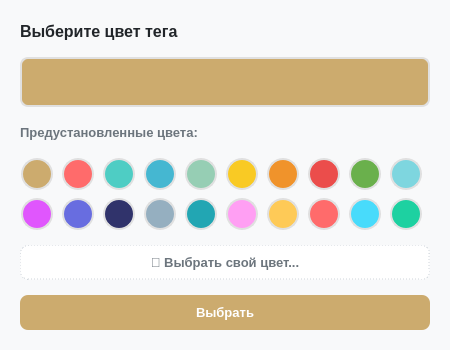
Above: client/ui/system/tags/color_picker_dialog.ui from lerakaplich/Documents before the change. Below: the same form after it.
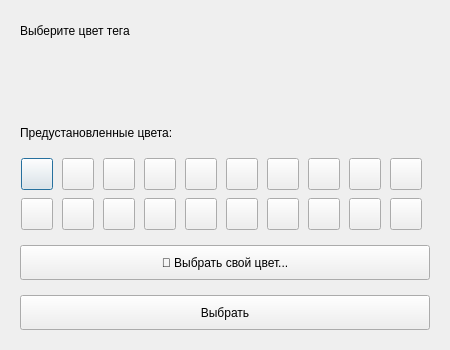
That is the form after the change.

Patch:
```diff
--- a/client/ui/system/tags/color_picker_dialog.ui
+++ b/client/ui/system/tags/color_picker_dialog.ui
@@ -27,9 +27,9 @@
   </property>
   <property name="styleSheet">
    <string notr="true">
-    QDialog {
-        background-color: #F8F9FA;
-    }
+QDialog {
+    background-color: {BG_SURFACE_HEADER};
+}
    </string>
   </property>
   <layout class="QVBoxLayout" name="mainLayout">
@@ -51,7 +51,7 @@
    <item>
     <widget class="QLabel" name="titleLabel">
      <property name="styleSheet">
-      <string notr="true">font-size: 16px; font-weight: bold; color: #212529;</string>
+      <string notr="true">font-size: 16px; font-weight: bold; color: {TEXT_DARK_STRONG};</string>
      </property>
      <property name="text">
       <string>Выберите цвет тега</string>
@@ -75,9 +75,9 @@
      <property name="styleSheet">
       <string notr="true">
         QFrame {
-            background-color: #CCAB6E;
+            background-color: {ACCENT_PRIMARY};
             border-radius: 8px;
-            border: 2px solid #E0E0E0;
+            border: 2px solid {BORDER_LIGHT};
         }
       </string>
      </property>
@@ -86,7 +86,7 @@
    <item>
     <widget class="QLabel" name="presetsLabel">
      <property name="styleSheet">
-      <string notr="true">font-size: 13px; font-weight: 600; color: #6C757D;</string>
+      <string notr="true">font-size: 13px; font-weight: 600; color: {TEXT_MUTED_ALT};</string>
      </property>
      <property name="text">
       <string>Предустановленные цвета:</string>
@@ -133,7 +133,7 @@
             QPushButton {
                 background-color: #ccab6e;
                 border-radius: 16px;
-                border: 2px solid #E0E0E0;
+                border: 2px solid {BORDER_LIGHT};
             }
             QPushButton:hover {
                 border: 3px solid #7A6A50;
@@ -167,7 +167,7 @@
             QPushButton {
                 background-color: #ff6b6b;
                 border-radius: 16px;
-                border: 2px solid #E0E0E0;
+                border: 2px solid {BORDER_LIGHT};
             }
             QPushButton:hover {
                 border: 3px solid #CC0000;
@@ -201,7 +201,7 @@
             QPushButton {
                 background-color: #4ecdc4;
                 border-radius: 16px;
-                border: 2px solid #E0E0E0;
+                border: 2px solid {BORDER_LIGHT};
             }
             QPushButton:hover {
                 border: 3px solid #2A9D8F;
@@ -235,7 +235,7 @@
             QPushButton {
                 background-color: #45b7d1;
                 border-radius: 16px;
-                border: 2px solid #E0E0E0;
+                border: 2px solid {BORDER_LIGHT};
             }
             QPushButton:hover {
                 border: 3px solid #2E86AB;
@@ -269,7 +269,7 @@
             QPushButton {
                 background-color: #96ceb4;
                 border-radius: 16px;
-                border: 2px solid #E0E0E0;
+                border: 2px solid {BORDER_LIGHT};
             }
             QPushButton:hover {
                 border: 3px solid #5A9E7C;
@@ -303,7 +303,7 @@
             QPushButton {
                 background-color: #f9ca24;
                 border-radius: 16px;
-                border: 2px solid #E0E0E0;
+                border: 2px solid {BORDER_LIGHT};
             }
             QPushButton:hover {
                 border: 3px solid #D4A90E;
@@ -337,7 +337,7 @@
             QPushButton {
                 background-color: #f0932b;
                 border-radius: 16px;
-                border: 2px solid #E0E0E0;
+                border: 2px solid {BORDER_LIGHT};
             }
             QPushButton:hover {
                 border: 3px solid #C77A1E;
@@ -371,7 +371,7 @@
             QPushButton {
                 background-color: #eb4d4b;
                 border-radius: 16px;
-                border: 2px solid #E0E0E0;
+                border: 2px solid {BORDER_LIGHT};
             }
             QPushButton:hover {
                 border: 3px solid #C0392B;
@@ -405,7 +405,7 @@
             QPushButton {
                 background-color: #6ab04c;
                 border-radius: 16px;
-                border: 2px solid #E0E0E0;
+                border: 2px solid {BORDER_LIGHT};
             }
             QPushButton:hover {
                 border: 3px solid #4A8C32;
@@ -439,7 +439,7 @@
             QPushButton {
                 background-color: #7ed6df;
                 border-radius: 16px;
-                border: 2px solid #E0E0E0;
+                border: 2px solid {BORDER_LIGHT};
             }
             QPushButton:hover {
                 border: 3px solid #5CADB8;
@@ -473,7 +473,7 @@
             QPushButton {
                 background-color: #e056fd;
                 border-radius: 16px;
-                border: 2px solid #E0E0E0;
+                border: 2px solid {BORDER_LIGHT};
             }
             QPushButton:hover {
                 border: 3px solid #B83FD0;
@@ -507,7 +507,7 @@
             QPushButton {
                 background-color: #686de0;
                 border-radius: 16px;
-                border: 2px solid #E0E0E0;
+                border: 2px solid {BORDER_LIGHT};
             }
             QPushButton:hover {
                 border: 3px solid #4A4FBF;
@@ -541,7 +541,7 @@
             QPushButton {
                 background-color: #30336b;
                 border-radius: 16px;
-                border: 2px solid #E0E0E0;
+                border: 2px solid {BORDER_LIGHT};
             }
             QPushButton:hover {
                 border: 3px solid #1B1C4A;
@@ -575,7 +575,7 @@
             QPushButton {
                 background-color: #95afc0;
                 border-radius: 16px;
-                border: 2px solid #E0E0E0;
+                border: 2px solid {BORDER_LIGHT};
             }
             QPushButton:hover {
                 border: 3px solid #6C8A9E;
@@ -609,7 +609,7 @@
             QPushButton {
                 background-color: #22a6b3;
                 border-radius: 16px;
-                border: 2px solid #E0E0E0;
+                border: 2px solid {BORDER_LIGHT};
             }
             QPushButton:hover {
                 border: 3px solid #1A7F8A;
@@ -643,7 +643,7 @@
             QPushButton {
                 background-color: #ff9ff3;
                 border-radius: 16px;
-                border: 2px solid #E0E0E0;
+                border: 2px solid {BORDER_LIGHT};
             }
             QPushButton:hover {
                 border: 3px solid #D07AC8;
@@ -677,7 +677,7 @@
             QPushButton {
                 background-color: #feca57;
                 border-radius: 16px;
-                border: 2px solid #E0E0E0;
+                border: 2px solid {BORDER_LIGHT};
             }
             QPushButton:hover {
                 border: 3px solid #D4A31E;
@@ -711,7 +711,7 @@
             QPushButton {
                 background-color: #ff6b6b;
                 border-radius: 16px;
-                border: 2px solid #E0E0E0;
+                border: 2px solid {BORDER_LIGHT};
             }
             QPushButton:hover {
                 border: 3px solid #CC0000;
@@ -745,7 +745,7 @@
             QPushButton {
                 background-color: #48dbfb;
                 border-radius: 16px;
-                border: 2px solid #E0E0E0;
+                border: 2px solid {BORDER_LIGHT};
             }
             QPushButton:hover {
                 border: 3px solid #2FB5D5;
@@ -779,7 +779,7 @@
             QPushButton {
                 background-color: #1dd1a1;
                 border-radius: 16px;
-                border: 2px solid #E0E0E0;
+                border: 2px solid {BORDER_LIGHT};
             }
             QPushButton:hover {
                 border: 3px solid #15A07A;
@@ -808,17 +808,17 @@
      <property name="styleSheet">
       <string notr="true">
         QPushButton {
-            background-color: white;
-            color: #6C757D;
-            border: 1px dashed #CED4DA;
+            background-color: {BG_CARD};
+            color: {TEXT_MUTED_ALT};
+            border: 1px dashed {BORDER_INPUT_SOFT};
             border-radius: 8px;
             font-size: 13px;
             font-weight: 500;
         }
         QPushButton:hover {
-            border: 1px solid #CCAB6E;
-            color: #CCAB6E;
-            background-color: #FDFBF7;
+            border: 1px solid {ACCENT_PRIMARY};
+            color: {ACCENT_PRIMARY};
+            background-color: {BG_HOVER_ACCENT_SOFT};
         }
       </string>
      </property>
@@ -846,8 +846,8 @@
        <property name="styleSheet">
         <string notr="true">
             QPushButton {
-                background-color: #CCAB6E;
-                color: white;
+                background-color: {ACCENT_PRIMARY};
+                color: {TEXT_ON_ACCENT};
                 border: none;
                 border-radius: 8px;
                 font-size: 13px;
```
Left out of the diff: 6 changed lines with no effect on the pictures.
